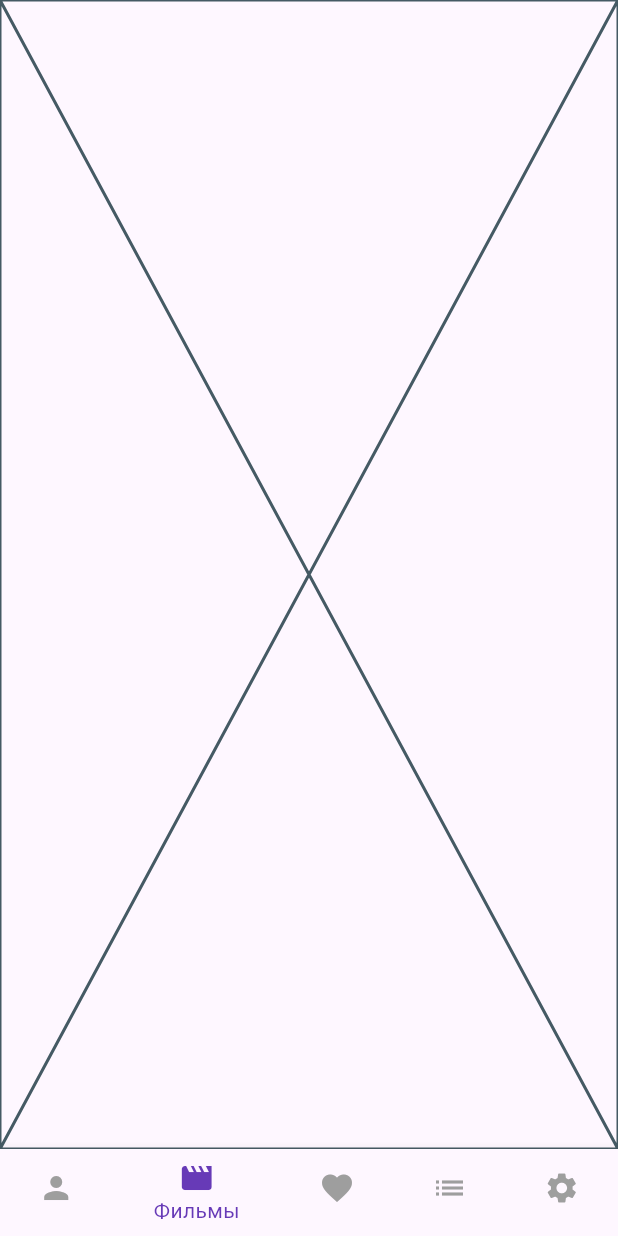
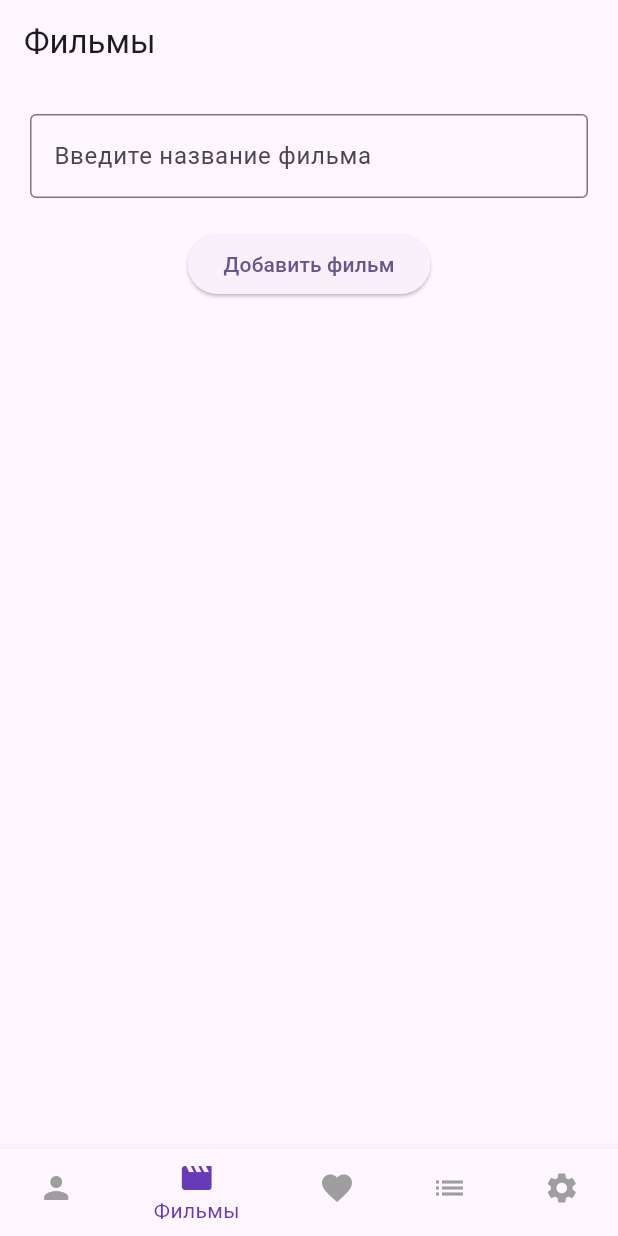
Before and after one commit to VAC2UM/flutter_projects, a Flutter app: the screen it shows after launch, item 2 of the bottom bar chosen, on a phone screen of 412 x 824 dp. Run offline on Flutter 3.47's test engine with Material 3 defaults, Android fonts, the phone set to English and light mode, and no system bars.

Commit message:
Реализован экран фильмов

```diff
--- a/lib/screens/movies_screen.dart
+++ b/lib/screens/movies_screen.dart
@@ -1,10 +1,75 @@
 import 'package:flutter/material.dart';
 
-class MoviesScreen extends StatelessWidget {
+class MoviesScreen extends StatefulWidget {
   const MoviesScreen({super.key});
 
   @override
+  State<MoviesScreen> createState() => _MoviesScreenState();
+}
+
+class _MoviesScreenState extends State<MoviesScreen> {
+  final TextEditingController _movieController = TextEditingController();
+  String? _movieName;
+
+  void _addMovie() {
+    setState(() {
+      final input = _movieController.text.trim();
+      if (input.isEmpty) {
+        _movieName = null;
+      } else {
+        _movieName = input;
+      }
+      _movieController.clear();
+    });
+  }
+
+  @override
+  void dispose() {
+    _movieController.dispose();
+    super.dispose();
+  }
+
+  @override
   Widget build(BuildContext context) {
-    return const Placeholder();
+    return Scaffold(
+      appBar: AppBar(title: const Text('Фильмы')),
+      body: Padding(
+        padding: const EdgeInsets.all(20.0),
+        child: Column(
+          children: [
+            TextField(
+              controller: _movieController,
+              decoration: const InputDecoration(
+                border: OutlineInputBorder(),
+                labelText: 'Введите название фильма',
+              ),
+            ),
+            const SizedBox(height: 20),
+            ElevatedButton(
+              onPressed: _addMovie,
+              child: const Text('Добавить фильм'),
+            ),
+            const SizedBox(height: 30),
+            if (_movieName != null)
+              Container(
+                padding: const EdgeInsets.all(20),
+                decoration: BoxDecoration(
+                  color: Colors.deepPurple[100],
+                  borderRadius: BorderRadius.circular(10),
+                  border: Border.all(color: Colors.deepPurple, width: 2),
+                ),
+                child: Text(
+                  _movieName!,
+                  style: const TextStyle(
+                    fontSize: 20,
+                    fontWeight: FontWeight.bold,
+                    color: Colors.deepPurple,
+                  ),
+                ),
+              ),
+          ],
+        ),
+      ),
+    );
   }
 }
```
